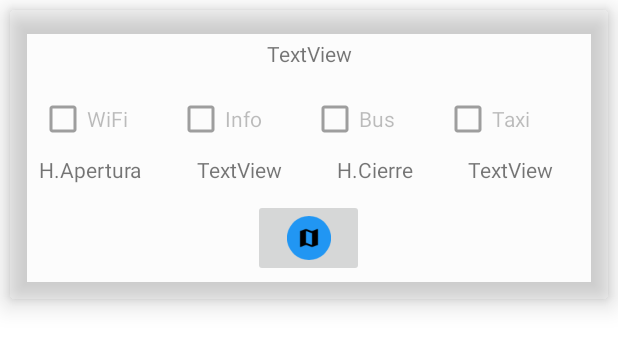
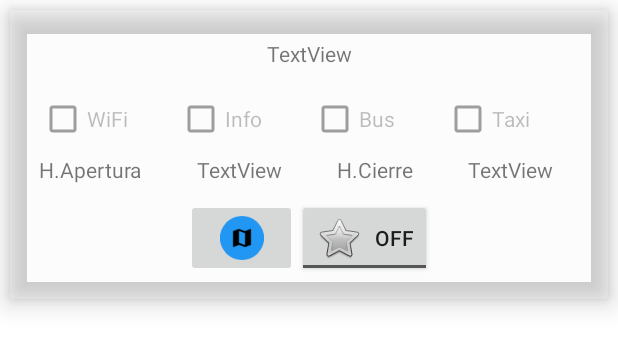
Before and after one commit to JSenen/TRANSApp, an Android app: the layout activity_user_see_list_stations_item.xml on its own in the app's theme, with its tools: preview values and no code run, on a phone screen of 412 x 824 dp. Shown: the top 349 px of the screen. Run offline under Robolectric (Android 15) with nearby library versions, the phone set to English and light mode, and no system bars.

Commit message:
Added See List of Stations by a User

```diff
--- a/app/src/main/java/com/example/transapp/adapter/UserSeeStationsAdapter.java
+++ b/app/src/main/java/com/example/transapp/adapter/UserSeeStationsAdapter.java
@@ -7,6 +7,7 @@ import android.view.ViewGroup;
 import android.widget.CheckBox;
 import android.widget.ImageButton;
 import android.widget.TextView;
+import android.widget.ToggleButton;
 
 import androidx.recyclerview.widget.RecyclerView;
 
@@ -57,6 +58,7 @@ public class UserSeeStationsAdapter extends RecyclerView.Adapter<UserSeeStations
         public TextView stationName, hopen, hclose;
         public CheckBox wifi, bus, taxi, info;
         public ImageButton mapButton;
+        public ToggleButton favButton;
         public View parentView;
 
         public UserSeeStationsHolder(View view) {
@@ -71,6 +73,7 @@ public class UserSeeStationsAdapter extends RecyclerView.Adapter<UserSeeStations
             bus = view.findViewById(R.id.rcview_user_checkBox_stations_bus);
             taxi = view.findViewById(R.id.rcview_user_checkBox_stations_taxi);
             mapButton = view.findViewById(R.id.rcview_user_button_stations_map);
+            favButton = view.findViewById(R.id.UserfavoriteButton);
 
 
         }
--- a/app/src/main/res/layout/activity_user_see_list_stations_item.xml
+++ b/app/src/main/res/layout/activity_user_see_list_stations_item.xml
@@ -118,6 +118,15 @@
                 android:layout_height="52dp"
                 android:scaleType="centerInside"
                 app:srcCompat="@drawable/ic_shortcut_map" />
+
+            <ToggleButton
+                android:id="@+id/UserfavoriteButton"
+                android:layout_width="wrap_content"
+                android:layout_height="wrap_content"
+                android:drawableStart="@android:drawable/btn_star_big_off"
+                android:drawableLeft="@android:drawable/btn_star_big_on"
+                android:drawablePadding="8dp" />
+
         </LinearLayout>
 
     </LinearLayout>
```
